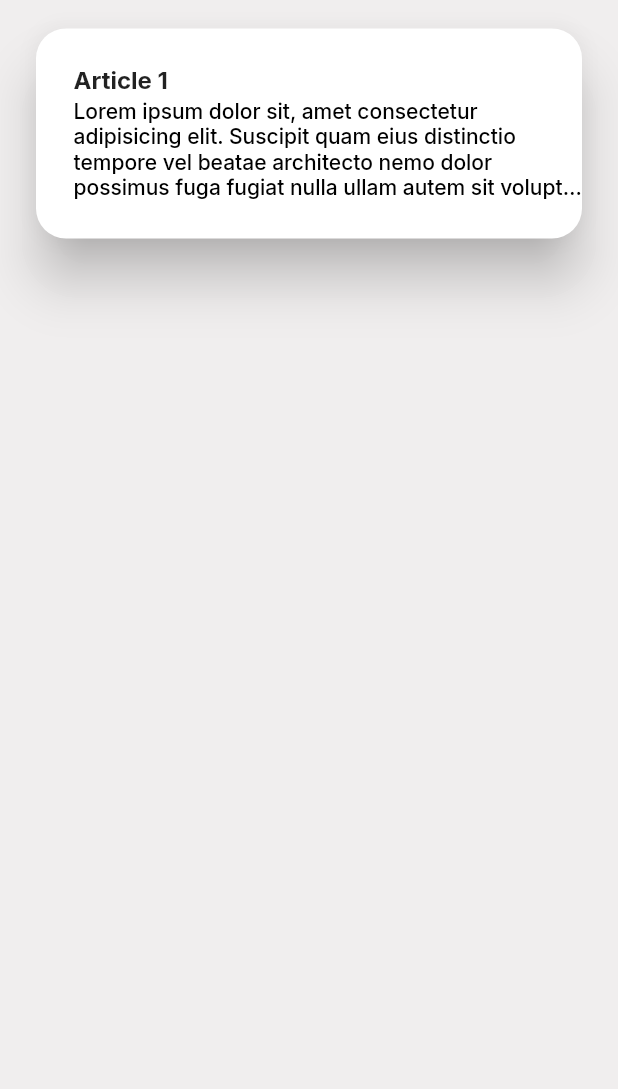
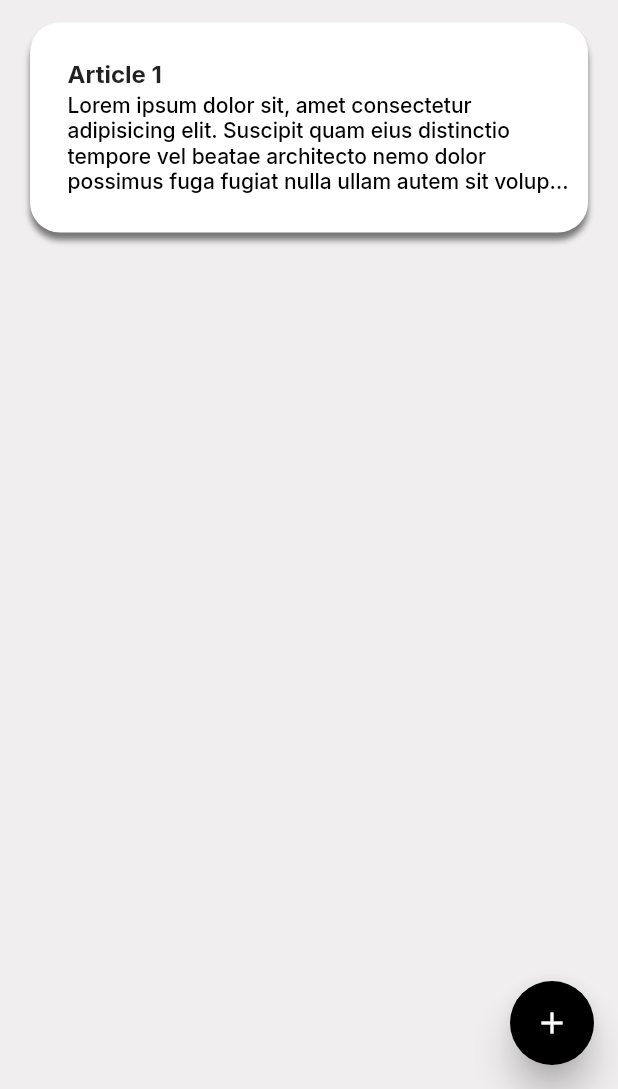
Before and after one commit to PapiHack/galsen-dev-wec-demo, a Flutter app: the screen it shows after launch, on a phone screen of 412 x 824 dp, the part 147-1236 px from its top. Run offline on Flutter 3.47's test engine with Material 2 defaults, Android fonts, the phone set to English and light mode, and no system bars; our stand-ins replace flutter_dotenv, google_fonts, sizer.

Commit message:
Add custom floating button and redesign article item widget

```diff
--- /dev/null
+++ b/simple_blog_app/lib/presentation/ui/custom_floating_button.dart
@@ -0,0 +1,28 @@
+import 'package:flutter/material.dart';
+
+class CustomFloatingButton extends StatelessWidget {
+  final void Function()? onPressed;
+  final Color? backgroundColor;
+  final Color? foregroundColor;
+  final double? elevation;
+  final Widget child;
+  const CustomFloatingButton({
+    required this.onPressed,
+    required this.child,
+    this.backgroundColor = Colors.black,
+    this.foregroundColor = Colors.black,
+    this.elevation = 10.0,
+    Key? key,
+  }) : super(key: key);
+
+  @override
+  Widget build(BuildContext context) {
+    return FloatingActionButton(
+      elevation: elevation,
+      onPressed: onPressed,
+      backgroundColor: backgroundColor,
+      foregroundColor: foregroundColor,
+      child: child,
+    );
+  }
+}
--- a/simple_blog_app/lib/presentation/ui/ui.dart
+++ b/simple_blog_app/lib/presentation/ui/ui.dart
@@ -0,0 +1 @@
+export 'custom_floating_button.dart';
--- a/simple_blog_app/lib/presentation/views/list_articles_screen.dart
+++ b/simple_blog_app/lib/presentation/views/list_articles_screen.dart
@@ -1,5 +1,5 @@
 import 'package:flutter/material.dart';
-import 'package:simple_blog_app/presentation/widgets/widgets.dart';
+import 'package:simple_blog_app/presentation/presentation.dart';
 
 class ListArticlesScreen extends StatelessWidget {
   const ListArticlesScreen({Key? key}) : super(key: key);
@@ -7,6 +7,14 @@ class ListArticlesScreen extends StatelessWidget {
   @override
   Widget build(BuildContext context) {
     return Scaffold(
+      floatingActionButton: CustomFloatingButton(
+        onPressed: () => {},
+        child: Icon(
+          Icons.add,
+          color: Colors.white,
+          size: 24,
+        ),
+      ),
       body: SafeArea(
         child: Column(
           crossAxisAlignment: CrossAxisAlignment.start,
@@ -16,6 +24,9 @@ class ListArticlesScreen extends StatelessWidget {
             ),
             Expanded(
               child: SingleChildScrollView(
+                // physics: BouncingScrollPhysics(
+                //   parent: AlwaysScrollableScrollPhysics(),
+                // ),
                 child: Column(
                   children: [
                     ListArticleItemWidget(),
--- a/simple_blog_app/lib/presentation/widgets/articles/list_article_item_widget.dart
+++ b/simple_blog_app/lib/presentation/widgets/articles/list_article_item_widget.dart
@@ -11,17 +11,21 @@ class ListArticleItemWidget extends StatelessWidget {
         vertical: 15,
         horizontal: 20,
       ),
-      child: Card(
-        shadowColor: Colors.black,
-        surfaceTintColor: Colors.black,
-        elevation: 15.0,
-        shape: RoundedRectangleBorder(
-          // side: BorderSide(width: 3.0),
+      decoration: BoxDecoration(
+        color: Colors.white,
         borderRadius: BorderRadius.all(
           Radius.circular(
             20,
           ),
         ),
+        boxShadow: [
+          BoxShadow(
+            color: Colors.black.withOpacity(0.5),
+            spreadRadius: 0,
+            blurRadius: 3,
+            offset: Offset(0, 5),
+          ),
+        ],
       ),
       child: Column(
         crossAxisAlignment: CrossAxisAlignment.start,
@@ -43,6 +47,7 @@ class ListArticleItemWidget extends StatelessWidget {
           Container(
             margin: EdgeInsets.only(
               left: 25,
+              right: 9,
               top: 3,
               bottom: 26,
             ),
@@ -60,7 +65,6 @@ class ListArticleItemWidget extends StatelessWidget {
           ),
         ],
       ),
-      ),
     );
   }
 }
```
Lines whose indentation alone changed are shown as unchanged.
